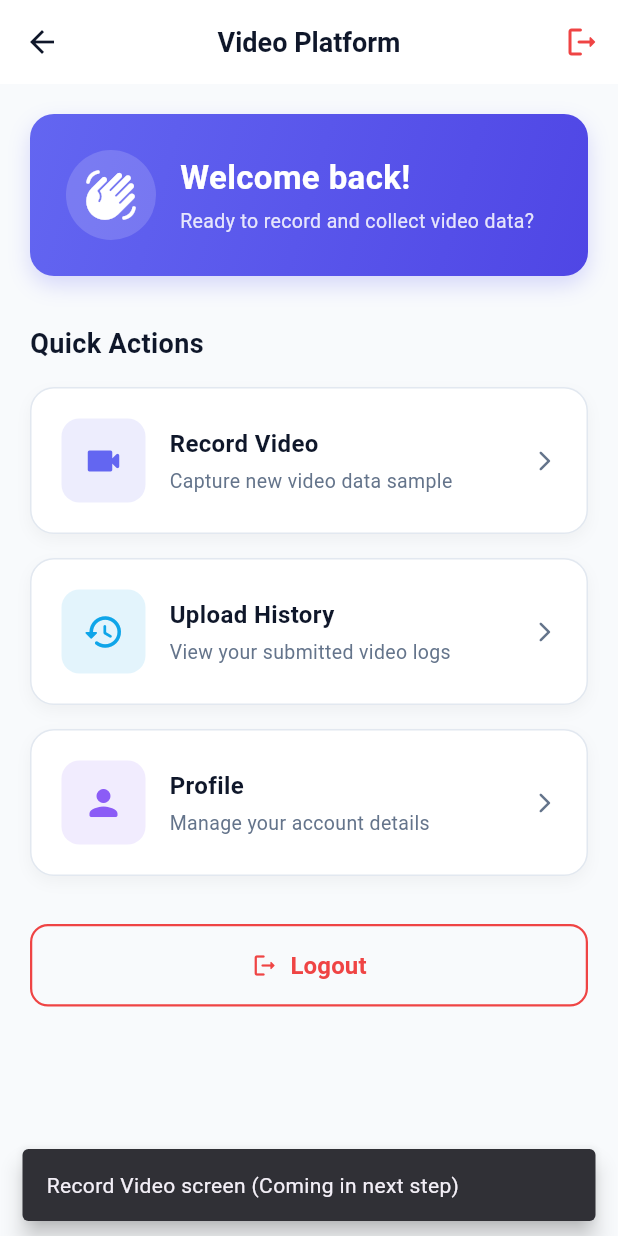
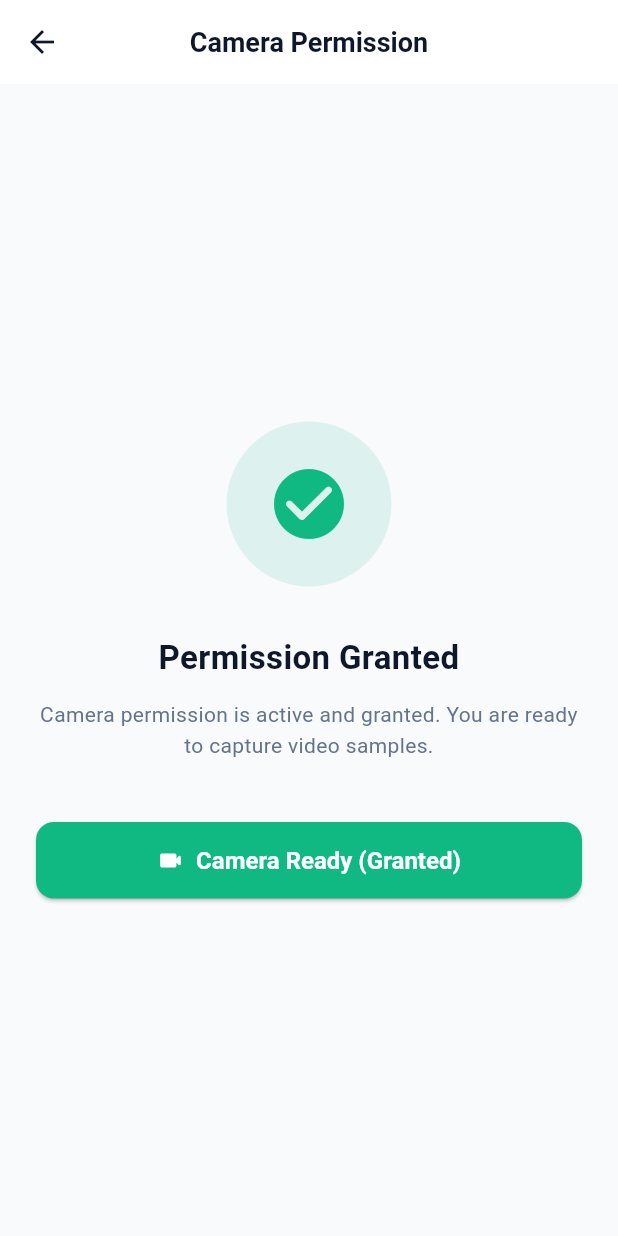
Before and after one commit to pittaanji9390-afk/video_data_app, a Flutter app: the HomeScreen screen opened by its route, after a tap on "Record Video", on a phone screen of 412 x 824 dp. Run offline on Flutter 3.47's test engine with Material 3 defaults, Android fonts, the phone set to English and light mode, and no system bars; our stand-ins replace permission_handler.

Commit message:
feat: implement Camera Permission handling in Flutter (prompt, denied, permanently denied states, settings redirect, and service layer)

```diff
--- a/mobile-app/lib/config/routes/app_routes.dart
+++ b/mobile-app/lib/config/routes/app_routes.dart
@@ -1,6 +1,7 @@
 import 'package:flutter/material.dart';
 import '../../screens/home/home_screen.dart';
 import '../../screens/login/login_screen.dart';
+import '../../screens/permission/camera_permission_screen.dart';
 import '../../screens/splash/splash_screen.dart';
 
 class AppRoutes {
@@ -10,6 +11,7 @@ class AppRoutes {
   static const String splash = '/';
   static const String login = '/login';
   static const String home = '/home';
+  static const String cameraPermission = '/camera-permission';
   static const String recordVideo = '/record-video';
   static const String uploadVideo = '/upload-video';
 
@@ -19,6 +21,7 @@ class AppRoutes {
       splash: (context) => const SplashScreen(),
       login: (context) => const LoginScreen(),
       home: (context) => const HomeScreen(),
+      cameraPermission: (context) => const CameraPermissionScreen(),
     };
   }
 
@@ -31,6 +34,8 @@ class AppRoutes {
         return MaterialPageRoute(builder: (_) => const LoginScreen());
       case home:
         return MaterialPageRoute(builder: (_) => const HomeScreen());
+      case cameraPermission:
+        return MaterialPageRoute(builder: (_) => const CameraPermissionScreen());
       default:
         return MaterialPageRoute(
           builder: (_) => Scaffold(
--- a/mobile-app/lib/screens/home/home_screen.dart
+++ b/mobile-app/lib/screens/home/home_screen.dart
@@ -138,14 +138,14 @@ class HomeScreen extends StatelessWidget {
               ),
               const SizedBox(height: 16),
 
-              // 1. Record Video Primary Card
+              // 1. Record Video Primary Card -> Navigates to Camera Permission
               _buildActionCard(
                 context,
                 title: 'Record Video',
                 subtitle: 'Capture new video data sample',
                 icon: Icons.videocam_rounded,
                 color: AppColors.primary,
-                onTap: () => _showFeaturePlaceholder(context, 'Record Video'),
+                onTap: () => Navigator.pushNamed(context, AppRoutes.cameraPermission),
               ),
               const SizedBox(height: 16),
 
@@ -166,7 +166,7 @@ class HomeScreen extends StatelessWidget {
                 title: 'Profile',
                 subtitle: 'Manage your account details',
                 icon: Icons.person_rounded,
-                color: const Color(0xFF8B5CF6), // Purple
+                color: const Color(0xFF8B5CF6),
                 onTap: () => _showFeaturePlaceholder(context, 'Profile'),
               ),
               const SizedBox(height: 32),
--- /dev/null
+++ b/mobile-app/lib/screens/permission/camera_permission_screen.dart
@@ -0,0 +1,244 @@
+import 'package:flutter/material.dart';
+import 'package:permission_handler/permission_handler.dart';
+import '../../core/theme/app_colors.dart';
+
+class CameraPermissionScreen extends StatefulWidget {
+  const CameraPermissionScreen({super.key});
+
+  @override
+  State<CameraPermissionScreen> createState() => _CameraPermissionScreenState();
+}
+
+class _CameraPermissionScreenState extends State<CameraPermissionScreen> {
+  PermissionStatus _status = PermissionStatus.denied;
+  bool _isLoading = true;
+
+  @override
+  void initState() {
+    super.initState();
+    _checkInitialStatus();
+  }
+
+  Future<void> _checkInitialStatus() async {
+    final status = await Permission.camera.status;
+    setState(() {
+      _status = status;
+      _isLoading = false;
+    });
+  }
+
+  Future<void> _requestPermission() async {
+    setState(() => _isLoading = true);
+    final newStatus = await Permission.camera.request();
+    setState(() {
+      _status = newStatus;
+      _isLoading = false;
+    });
+
+    if (mounted) {
+      if (newStatus.isGranted) {
+        ScaffoldMessenger.of(context).showSnackBar(
+          const SnackBar(
+            content: Text('Camera permission granted successfully!'),
+            backgroundColor: AppColors.success,
+            behavior: SnackBarBehavior.floating,
+          ),
+        );
+      } else if (newStatus.isDenied) {
+        ScaffoldMessenger.of(context).showSnackBar(
+          const SnackBar(
+            content: Text('Camera permission was denied.'),
+            backgroundColor: AppColors.warning,
+            behavior: SnackBarBehavior.floating,
+          ),
+        );
+      } else if (newStatus.isPermanentlyDenied) {
+        ScaffoldMessenger.of(context).showSnackBar(
+          const SnackBar(
+            content: Text('Permission permanently denied. Please enable in App Settings.'),
+            backgroundColor: AppColors.error,
+            behavior: SnackBarBehavior.floating,
+          ),
+        );
+      }
+    }
+  }
+
+  Future<void> _openSettings() async {
+    await openAppSettings();
+  }
+
+  @override
+  Widget build(BuildContext context) {
+    final isDarkMode = Theme.of(context).brightness == Brightness.dark;
+
+    return Scaffold(
+      appBar: AppBar(
+        title: const Text('Camera Permission'),
+      ),
+      body: SafeArea(
+        child: Padding(
+          padding: const EdgeInsets.all(24.0),
+          child: _isLoading
+              ? const Center(child: CircularProgressIndicator())
+              : Center(
+                  child: ConstrainedBox(
+                    constraints: const BoxConstraints(maxWidth: 450),
+                    child: Column(
+                      mainAxisAlignment: MainAxisAlignment.center,
+                      crossAxisAlignment: CrossAxisAlignment.stretch,
+                      children: [
+                        // Dynamic Status Icon Header
+                        _buildStatusIcon(),
+                        const SizedBox(height: 32),
+
+                        // Title
+                        Text(
+                          _getStatusTitle(),
+                          style: TextStyle(
+                            fontSize: 22,
+                            fontWeight: FontWeight.bold,
+                            color: isDarkMode
+                                ? AppColors.textPrimaryDark
+                                : AppColors.textPrimaryLight,
+                          ),
+                          textAlign: TextAlign.center,
+                        ),
+                        const SizedBox(height: 12),
+
+                        // Description / Explanation
+                        Text(
+                          _getStatusDescription(),
+                          style: TextStyle(
+                            fontSize: 14,
+                            height: 1.5,
+                            color: isDarkMode
+                                ? AppColors.textSecondaryDark
+                                : AppColors.textSecondaryLight,
+                          ),
+                          textAlign: TextAlign.center,
+                        ),
+                        const SizedBox(height: 40),
+
+                        // Action Button
+                        _buildActionButton(),
+                      ],
+                    ),
+                  ),
+                ),
+        ),
+      ),
+    );
+  }
+
+  Widget _buildStatusIcon() {
+    IconData iconData = Icons.camera_alt_outlined;
+    Color iconColor = AppColors.primary;
+    Color bgBgColor = AppColors.primary.withAlpha(30);
+
+    if (_status.isGranted) {
+      iconData = Icons.check_circle_rounded;
+      iconColor = AppColors.success;
+      bgBgColor = AppColors.success.withAlpha(30);
+    } else if (_status.isPermanentlyDenied) {
+      iconData = Icons.settings_applications_rounded;
+      iconColor = AppColors.error;
+      bgBgColor = AppColors.error.withAlpha(30);
+    } else if (_status.isDenied) {
+      iconData = Icons.no_photography_rounded;
+      iconColor = AppColors.warning;
+      bgBgColor = AppColors.warning.withAlpha(30);
+    }
+
+    return Container(
+      height: 110,
+      width: 110,
+      decoration: BoxDecoration(
+        color: bgBgColor,
+        shape: BoxShape.circle,
+      ),
+      child: Icon(
+        iconData,
+        size: 56,
+        color: iconColor,
+      ),
+    );
+  }
+
+  String _getStatusTitle() {
+    if (_status.isGranted) {
+      return 'Permission Granted';
+    } else if (_status.isPermanentlyDenied) {
+      return 'Permission Permanently Denied';
+    } else if (_status.isDenied) {
+      return 'Camera Access Required';
+    }
+    return 'Request Camera Access';
+  }
+
+  String _getStatusDescription() {
+    if (_status.isGranted) {
+      return 'Camera permission is active and granted. You are ready to capture video samples.';
+    } else if (_status.isPermanentlyDenied) {
+      return 'Camera access is permanently blocked in your device settings.\n\nPlease tap "Open App Settings" below to manually enable Camera access.';
+    } else if (_status.isDenied) {
+      return 'Camera access was denied. To record videos for data collection, camera permission is required.';
+    }
+    return 'This app needs access to your camera to record high-quality video data samples.';
+  }
+
+  Widget _buildActionButton() {
+    if (_status.isGranted) {
+      return ElevatedButton.icon(
+        onPressed: () {
+          ScaffoldMessenger.of(context).showSnackBar(
+            const SnackBar(
+              content: Text('Camera ready. (Video recording step in next feature)'),
+              behavior: SnackBarBehavior.floating,
+            ),
+          );
+        },
+        icon: const Icon(Icons.videocam_rounded),
+        label: const Text('Camera Ready (Granted)'),
+        style: ElevatedButton.styleFrom(
+          backgroundColor: AppColors.success,
+          foregroundColor: Colors.white,
+          padding: const EdgeInsets.symmetric(vertical: 16),
+          shape: RoundedRectangleBorder(
+            borderRadius: BorderRadius.circular(12),
+          ),
+        ),
+      );
+    }
+
+    if (_status.isPermanentlyDenied) {
+      return ElevatedButton.icon(
+        onPressed: _openSettings,
+        icon: const Icon(Icons.settings_rounded),
+        label: const Text('Open App Settings'),
+        style: ElevatedButton.styleFrom(
+          backgroundColor: AppColors.error,
+          foregroundColor: Colors.white,
+          padding: const EdgeInsets.symmetric(vertical: 16),
+          shape: RoundedRectangleBorder(
+            borderRadius: BorderRadius.circular(12),
+          ),
+        ),
+      );
+    }
+
+    return ElevatedButton.icon(
+      onPressed: _requestPermission,
+      icon: const Icon(Icons.security_rounded),
+      label: const Text('Grant Camera Permission'),
+      style: ElevatedButton.styleFrom(
+        backgroundColor: AppColors.primary,
+        foregroundColor: Colors.white,
+        padding: const EdgeInsets.symmetric(vertical: 16),
+        shape: RoundedRectangleBorder(
+          borderRadius: BorderRadius.circular(12),
+        ),
+      ),
+    );
+  }
+}
--- /dev/null
+++ b/mobile-app/lib/services/permission_service.dart
@@ -0,0 +1,23 @@
+import 'package:permission_handler/permission_handler.dart';
+
+class PermissionService {
+  PermissionService._();
+
+  static final PermissionService instance = PermissionService._();
+
+  /// Checks the current status of camera permission
+  Future<PermissionStatus> getCameraPermissionStatus() async {
+    return await Permission.camera.status;
+  }
+
+  /// Requests camera permission from the OS
+  Future<PermissionStatus> requestCameraPermission() async {
+    final status = await Permission.camera.request();
+    return status;
+  }
+
+  /// Opens system app settings when permission is permanently denied
+  Future<bool> openAppSettings() async {
+    return await openAppSettings();
+  }
+}
--- a/mobile-app/pubspec.yaml
+++ b/mobile-app/pubspec.yaml
@@ -13,6 +13,7 @@ dependencies:
   provider: ^6.1.2
   shared_preferences: ^2.2.3
   intl: ^0.19.0
+  permission_handler: ^11.3.1
 
 dev_dependencies:
   flutter_test:
```
Also changed, not shown: mobile-app/pubspec.lock.
